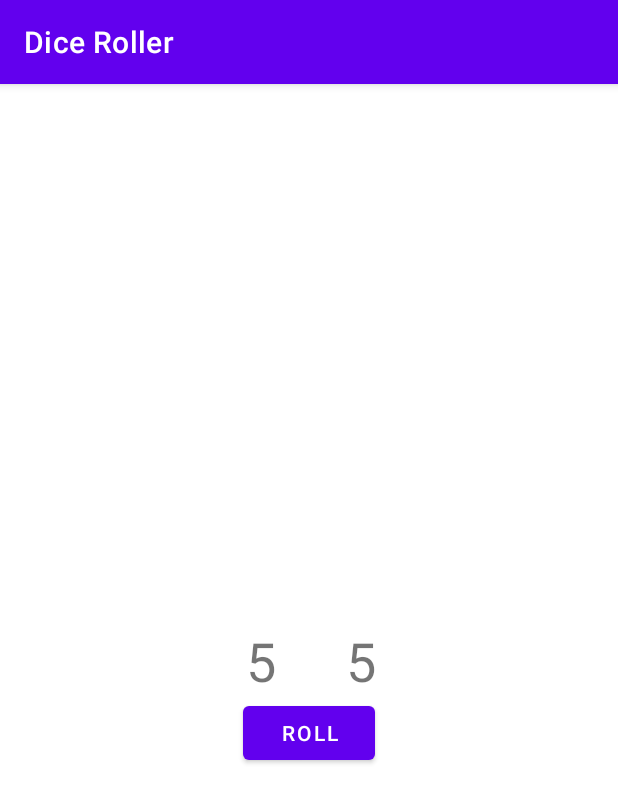
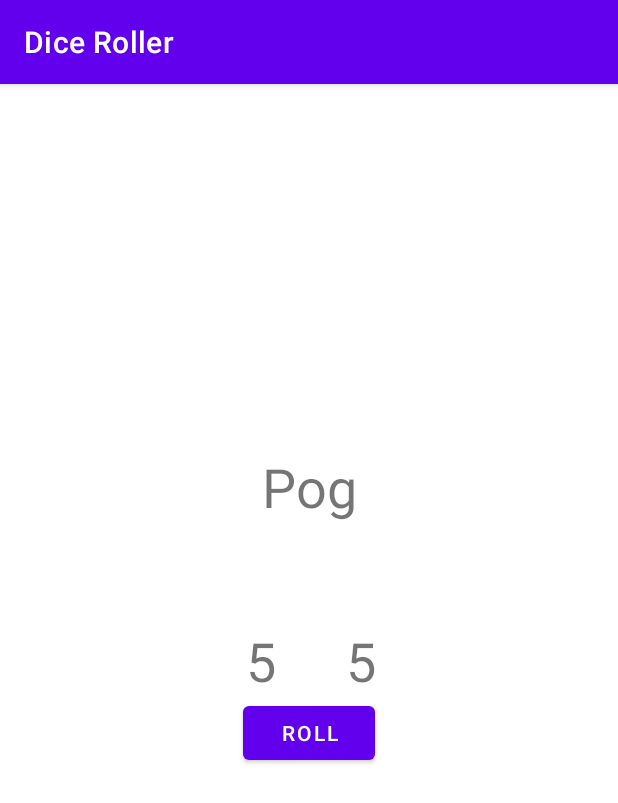
Before and after one commit to i426318/sm4-personal-portfolio, an Android app: the screen it shows after launch (MainActivity), after a tap on "ROLL", on a phone screen of 412 x 824 dp. Shown: the top 803 px of the screen. Run offline under Robolectric (Android 15) with nearby library versions, the phone set to English and light mode, and no system bars.

Commit message:
updated dice roller

```diff
--- a/android-dev/DiceRoller/app/src/main/java/com/example/diceroller/MainActivity.kt
+++ b/android-dev/DiceRoller/app/src/main/java/com/example/diceroller/MainActivity.kt
@@ -5,6 +5,7 @@ import android.os.Bundle
 import android.widget.Button
 import android.widget.TextView
 import android.widget.Toast
+import org.w3c.dom.Text
 
 class MainActivity : AppCompatActivity() {
     override fun onCreate(savedInstanceState: Bundle?) {
@@ -25,13 +26,21 @@ class MainActivity : AppCompatActivity() {
         val diceRes = diceRoll.toString()
         resultTextView.text = diceRes
 
-        val dice2 = Dice(6)
-        val dice2Roll = dice2.roll()
+        val luckyNum = Dice(6)
+        val luckyNumRoll = luckyNum.roll()
         val resultTextView2: TextView = findViewById(R.id.textView2)
-        val dice2Res = dice2Roll.toString()
-        resultTextView2.text = dice2Res
+        val luckyNumRes = luckyNumRoll.toString()
+        resultTextView2.text = luckyNumRes
 
-        Toast.makeText(this, "Dices Rolled: $diceRes & $dice2Res", Toast.LENGTH_SHORT).show()
+        val resultText: TextView = findViewById(R.id.textView3)
+
+        if (diceRoll == luckyNumRoll) {
+            resultText.text = "Pog"
+        }
+        else {
+            resultText.text = "Sadge"
+        }
+
     }
 }
 
--- a/android-dev/DiceRoller/app/src/main/res/layout/activity_main.xml
+++ b/android-dev/DiceRoller/app/src/main/res/layout/activity_main.xml
@@ -42,4 +42,15 @@
         app:layout_constraintVertical_bias="1.0"
         tools:text="1" />
 
+    <TextView
+        android:id="@+id/textView3"
+        android:layout_width="wrap_content"
+        android:layout_height="wrap_content"
+        android:layout_marginTop="244dp"
+        android:textSize="36sp"
+        app:layout_constraintEnd_toEndOf="parent"
+        app:layout_constraintStart_toStartOf="parent"
+        app:layout_constraintTop_toTopOf="parent"
+        tools:text="Results" />
+
 </androidx.constraintlayout.widget.ConstraintLayout>
```
